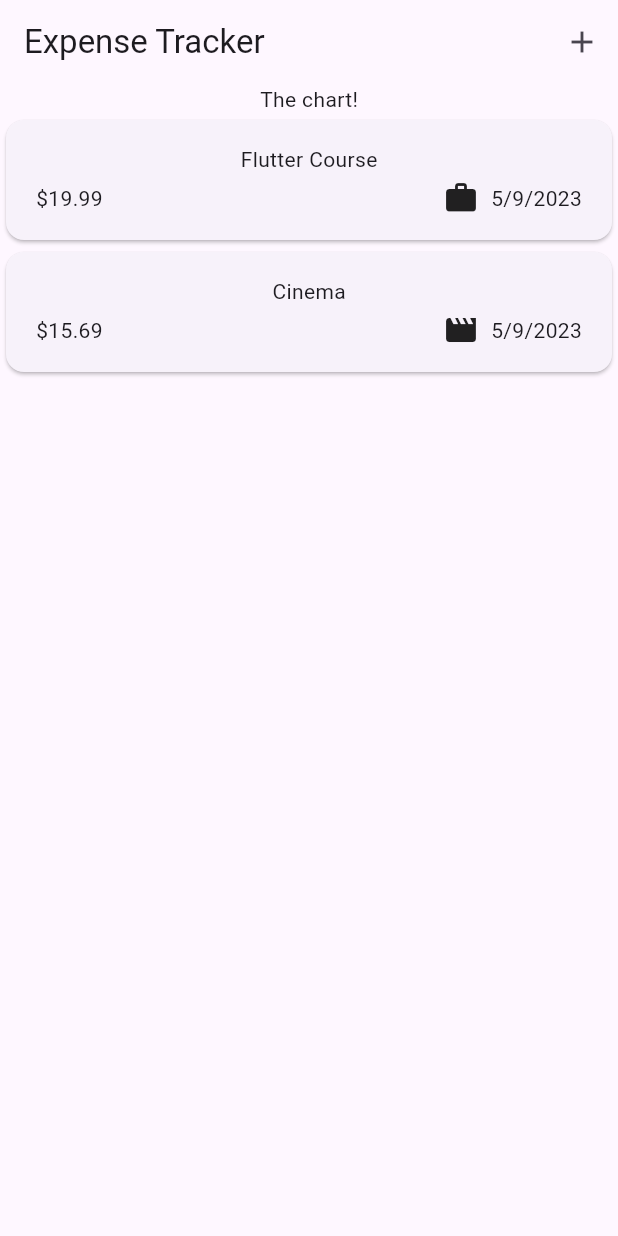
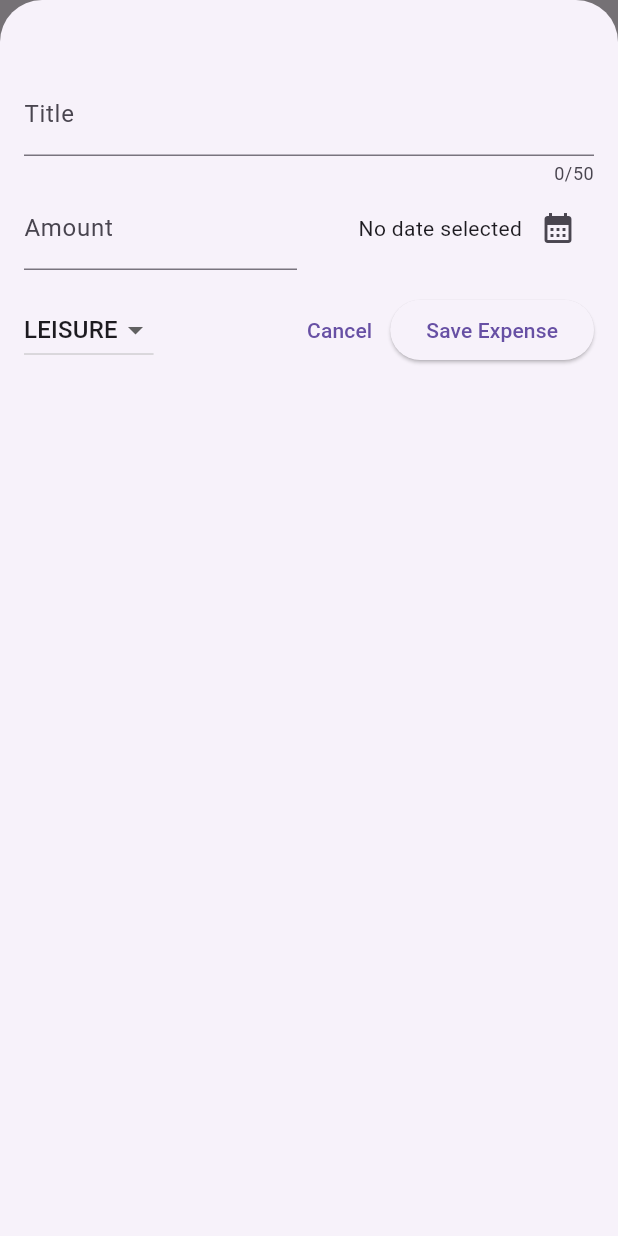
Before and after one commit to Piotr0106/expense-tracker, a Flutter app: the screen it shows after launch, after a tap on the "add" icon, on a phone screen of 412 x 824 dp. Run offline on Flutter 3.47's test engine with Material 2 defaults, Android fonts, the phone set to English and light mode, and no system bars.

Commit message:
adding new expense modal sheet

```diff
--- a/lib/widgets/expenses.dart
+++ b/lib/widgets/expenses.dart
@@ -2,6 +2,7 @@ import 'package:flutter/material.dart';
 
 import 'expenses_list/expenses_list.dart';
 import '../models/expense.dart';
+import 'new_expense.dart';
 
 class Expenses extends StatefulWidget {
   const Expenses({super.key});
@@ -26,6 +27,20 @@ class _ExpensesState extends State<Expenses> {
         category: Category.leisure),
   ];
 
+  void _openAddExpenseOverlay() {
+    showModalBottomSheet(
+      isScrollControlled: true,
+      context: context,
+      builder: (ctx) => NewExpense(onAddExpense: _addExpense),
+    );
+  }
+
+  void _addExpense(Expense expense){
+    setState(() {
+      _registeredExpenses.add(expense);
+    });
+  }
+
   @override
   Widget build(BuildContext context) {
     return Scaffold(
@@ -33,7 +48,7 @@ class _ExpensesState extends State<Expenses> {
         title: const Text('Expense Tracker'),
         actions: [
           IconButton(
-            onPressed: () {},
+            onPressed: _openAddExpenseOverlay,
             icon: const Icon(Icons.add),
           ),
         ],
--- /dev/null
+++ b/lib/widgets/new_expense.dart
@@ -0,0 +1,157 @@
+import 'package:flutter/material.dart';
+import 'package:intl/intl.dart';
+
+import '../models/expense.dart';
+
+final formatter = DateFormat.yMd();
+
+class NewExpense extends StatefulWidget {
+  const NewExpense({super.key, required this.onAddExpense});
+
+  final void Function(Expense expense) onAddExpense;
+
+  @override
+  State<NewExpense> createState() {
+    return _NewExpenseState();
+  }
+}
+
+class _NewExpenseState extends State<NewExpense> {
+  final _titleController = TextEditingController();
+  final _amountController = TextEditingController();
+  DateTime? _selectedDate;
+  Category _selectedCategory = Category.leisure;
+
+  void _presentDatePicker() async {
+    final now = DateTime.now();
+    final firstDate = DateTime(now.year - 1, now.month, now.day);
+    final pickedDate = await showDatePicker(
+      context: context,
+      initialDate: now,
+      firstDate: firstDate,
+      lastDate: now,
+    );
+
+    setState(() {
+      _selectedDate = pickedDate;
+    });
+  }
+
+  void _submitExpenseData() {
+    final enteredAmount = double.tryParse(_amountController.text);
+    final amountIsInvalid = enteredAmount == null || enteredAmount <= 0;
+    if (_titleController.text.trim().isEmpty ||
+        amountIsInvalid ||
+        _selectedDate == null) {
+      showDialog(
+        context: context,
+        builder: (ctx) => AlertDialog(
+            title: const Text('Invalid input'),
+            content: const Text(
+                'Please make sure a valid title, amount, date and category was entered.'),
+            actions: [
+              TextButton(
+                  onPressed: () {
+                    Navigator.pop(ctx);
+                  },
+                  child: const Text('Okay'))
+            ]),
+      );
+      return;
+    }
+    widget.onAddExpense(Expense(
+        title: _titleController.text,
+        amount: enteredAmount,
+        date: _selectedDate!,
+        category: _selectedCategory));
+    Navigator.pop(context);
+  }
+
+  @override
+  void dispose() {
+    _titleController.dispose();
+    _amountController.dispose();
+    super.dispose();
+  }
+
+  @override
+  Widget build(BuildContext context) {
+    return Padding(
+        padding: const EdgeInsets.fromLTRB(16, 48, 16, 16),
+        child: Column(
+          children: [
+            TextField(
+              controller: _titleController,
+              maxLength: 50,
+              decoration: const InputDecoration(
+                label: Text('Title'),
+              ),
+            ),
+            Row(
+              children: [
+                Expanded(
+                    child: TextField(
+                  controller: _amountController,
+                  keyboardType: TextInputType.number,
+                  decoration: const InputDecoration(
+                    prefixText: '\$ ',
+                    label: Text('Amount'),
+                  ),
+                )),
+                const SizedBox(width: 16),
+                Expanded(
+                  child: Row(
+                    mainAxisAlignment: MainAxisAlignment.end,
+                    crossAxisAlignment: CrossAxisAlignment.center,
+                    children: [
+                      Text(_selectedDate == null
+                          ? 'No date selected'
+                          : formatter.format(_selectedDate!)),
+                      IconButton(
+                          onPressed: _presentDatePicker,
+                          icon: const Icon(Icons.calendar_month)),
+                    ],
+                  ),
+                )
+              ],
+            ),
+            const SizedBox(
+              height: 16,
+            ),
+            Row(
+              children: [
+                DropdownButton(
+                    value: _selectedCategory,
+                    items: Category.values
+                        .map(
+                          (category) => DropdownMenuItem(
+                            value: category,
+                            child: Text(category.name.toUpperCase()),
+                          ),
+                        )
+                        .toList(),
+                    onChanged: (value) {
+                      if (value == null) {
+                        return;
+                      }
+                      setState(() {
+                        _selectedCategory = value;
+                      });
+                    }),
+                const Spacer(),
+                TextButton(
+                  onPressed: () {
+                    Navigator.pop(context);
+                  },
+                  child: const Text('Cancel'),
+                ),
+                ElevatedButton(
+                  onPressed: _submitExpenseData,
+                  child: const Text('Save Expense'),
+                ),
+              ],
+            )
+          ],
+        ));
+  }
+}
```
